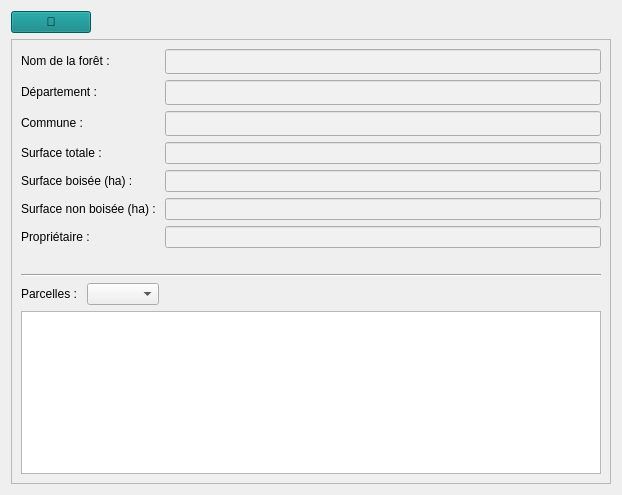
Above: qsequoia2/scripts/forest_data/forest_data.ui from SequoiApp/Qsequoia2 before the change. Below: the same form after it.
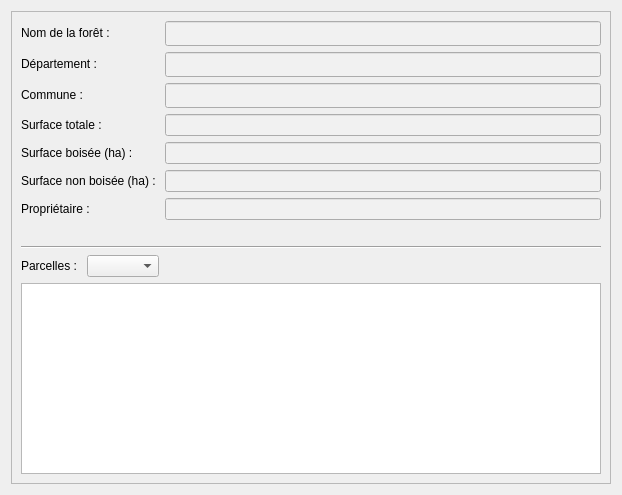
That is the form after the change.

The edit to the form file:
```diff
--- a/qsequoia2/scripts/forest_data/forest_data.ui
+++ b/qsequoia2/scripts/forest_data/forest_data.ui
@@ -14,37 +14,6 @@
    <string>Choix de forêt</string>
   </property>
   <layout class="QVBoxLayout" name="rootLayout">
-   <item>
-    <layout class="QHBoxLayout" name="refreshLayout">
-     <item>
-      <widget class="QPushButton" name="actu">
-       <property name="toolTip">
-        <string>Actualiser les données</string>
-       </property>
-       <property name="styleSheet">
-        <string notr="true">background-color: rgb(0, 128, 128);
-</string>
-       </property>
-       <property name="text">
-        <string>🔄</string>
-       </property>
-      </widget>
-     </item>
-     <item>
-      <spacer name="horizontalSpacer">
-       <property name="orientation">
-        <enum>Qt::Horizontal</enum>
-       </property>
-       <property name="sizeHint" stdset="0">
-        <size>
-         <width>0</width>
-         <height>0</height>
-        </size>
-       </property>
-      </spacer>
-     </item>
-    </layout>
-   </item>
    <item>
     <widget class="QScrollArea" name="scrollArea">
      <property name="widgetResizable">
@@ -56,7 +25,7 @@
         <x>0</x>
         <y>0</y>
         <width>598</width>
-        <height>434</height>
+        <height>471</height>
        </rect>
       </property>
       <layout class="QFormLayout" name="formLayout">
```
